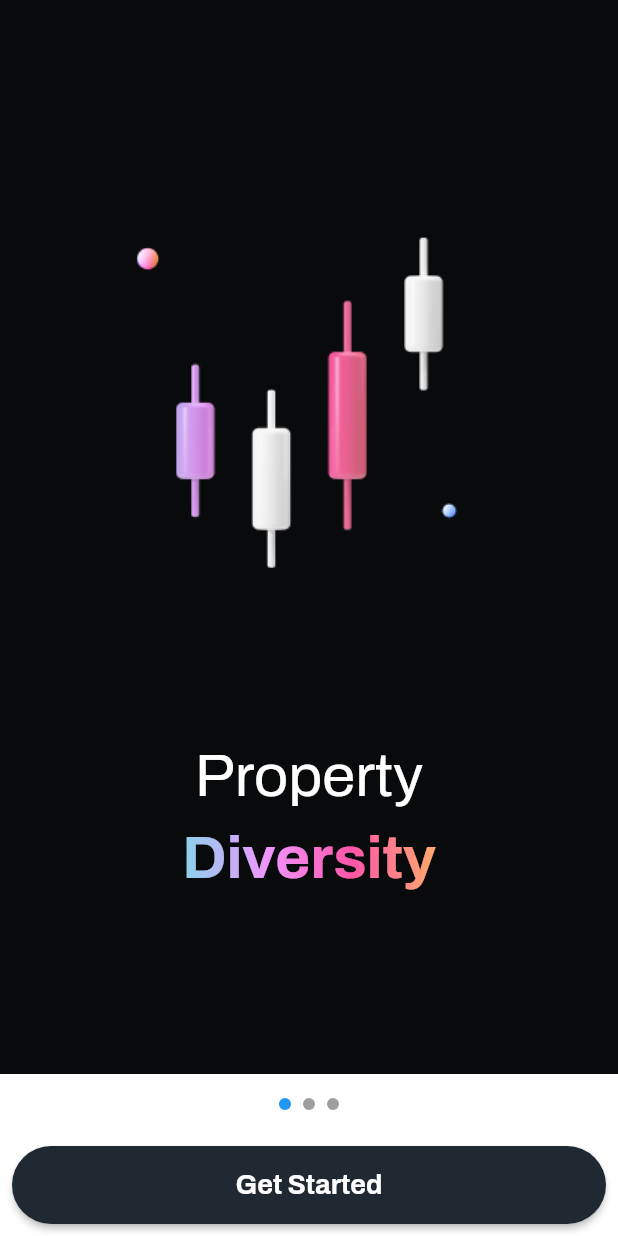
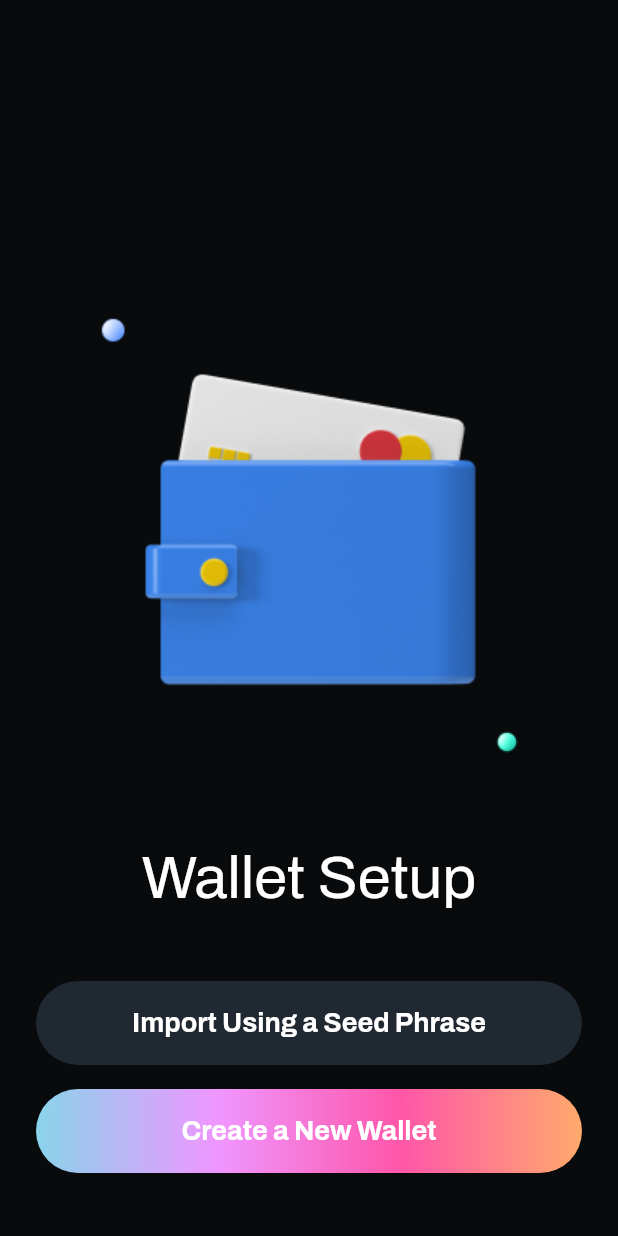
Before and after one commit to AkulGaind/DCY-Wallet, a Flutter app: the screen it shows after launch, after a tap on "Get Started", on a phone screen of 412 x 824 dp. Run offline on Flutter 3.47's test engine with Material 2 defaults, Android fonts, the phone set to English and light mode, and no system bars.

Commit message:
Completed wallet setup screen

```diff
--- /dev/null
+++ b/lib/screens/slider screen/slider_screen.dart
@@ -0,0 +1,105 @@
+import 'package:dcy_wallet/screens/slider%20screen/widgets/walletthrough.dart';
+import 'package:dcy_wallet/screens/wallet%20setup/wallet_setup.dart';
+import 'package:flutter/material.dart';
+
+class SliderScreen extends StatefulWidget {
+  const SliderScreen({super.key});
+
+  @override
+  State<SliderScreen> createState() => _SliderScreenState();
+}
+
+class _SliderScreenState extends State<SliderScreen> {
+  final PageController controller = PageController();
+  int _activestate = 0;
+  @override
+  Widget build(BuildContext context) {
+    return Column(
+      children: [
+        Expanded(
+          child: PageView(
+            controller: controller,
+            onPageChanged: (int page) {
+              setState(
+                () {
+                  _activestate = page;
+                },
+              );
+            },
+            children: const [
+              WalletThrough(
+                image: 'images/wt1.png',
+                subtitle: 'Property',
+                gradientText: 'Diversity',
+              ),
+              WalletThrough(
+                image: 'images/wt2.png',
+                subtitle: 'Safe',
+                gradientText: 'Security',
+              ),
+              WalletThrough(
+                image: 'images/wt3.png',
+                subtitle: 'Convenient',
+                gradientText: 'Transaction',
+              ),
+            ],
+          ),
+        ),
+        Container(
+          padding: const EdgeInsets.all(16),
+          child: Row(
+            mainAxisAlignment: MainAxisAlignment.center,
+            children: [
+              buildDotIndicator(0),
+              buildDotIndicator(1),
+              buildDotIndicator(2)
+            ],
+          ),
+        ),
+        // if(_activestate == 2)
+        Padding(
+          padding: const EdgeInsets.only(
+            bottom: 42,
+            top: 8,
+            left: 24,
+            right: 24,
+          ),
+          child: ElevatedButton(
+            style: const ButtonStyle(
+              backgroundColor: MaterialStatePropertyAll(Color(0xFF202832)),
+            ),
+            child: const Center(
+              child: Text(
+                'Get Started',
+              ),
+            ),
+            onPressed: () {
+              Navigator.pushReplacement(
+                context,
+                MaterialPageRoute(
+                  builder: (BuildContext context) {
+                    return const WalletSetup();
+                  },
+                ),
+              );
+            },
+          ),
+        )
+      ],
+    );
+  }
+
+  Widget buildDotIndicator(int index) {
+    return Container(
+      margin: const EdgeInsets.symmetric(horizontal: 4),
+      width: 8,
+      height: 8,
+      decoration: BoxDecoration(
+        shape: BoxShape.circle,
+        color: index == _activestate
+            ? const Color(0xFF3D8DFF)
+            : const Color(0xFF384657),
+      ),
+    );
+  }
+}
--- /dev/null
+++ b/lib/screens/slider screen/widgets/walletthrough.dart
@@ -0,0 +1,76 @@
+import 'package:flutter/material.dart';
+
+import '../../../theme/gradient.dart';
+
+class WalletThrough extends StatelessWidget {
+  final String image;
+  final String gradientText;
+  final String subtitle;
+  const WalletThrough(
+      {super.key,
+      required this.image,
+      required this.gradientText,
+      required this.subtitle});
+
+  @override
+  Widget build(BuildContext context) {
+    return Scaffold(
+      body: Center(
+        child: Column(
+          mainAxisAlignment: MainAxisAlignment.center,
+          children: [
+            const SizedBox(
+              height: 150,
+            ),
+            Expanded(
+              flex: 5,
+              child: Align(
+                alignment: Alignment.center,
+                child: Image.asset(
+                  image,
+                  height: 295,
+                  width: 295,
+                ),
+              ),
+            ),
+            Expanded(
+              flex: 2,
+              // padding: const EdgeInsets.only(top: 36),
+              child: Column(
+                children: [
+                  if (subtitle != "Convenient")
+                    Text(
+                      subtitle,
+                      style: Theme.of(context)
+                          .textTheme
+                          .displayLarge!
+                          .copyWith(height: 2),
+                    ),
+                  ShaderMask(
+                    shaderCallback: (Rect bounds) =>
+                        Gradients.customShader(bounds, Gradients.gradient2),
+                    child: Text(
+                        subtitle == "Convenient" ? "Convenient" : gradientText,
+                        style: Theme.of(context)
+                            .textTheme
+                            .headlineMedium!
+                            .copyWith(
+                                height: subtitle == "Convenient" ? 2 : 1.25)),
+                  ),
+                  if (subtitle == "Convenient")
+                    Text(
+                      gradientText,
+                      style: Theme.of(context)
+                          .textTheme
+                          .displayLarge!
+                          .copyWith(height: 1.25),
+                    ),
+                ],
+              ),
+            )
+          ],
+        ),
+      ),
+    );
+  }
+}
--- a/lib/screens/slider_screen/slider_screen.dart
+++ /dev/null
@@ -1,90 +0,0 @@
-import 'package:dcy_wallet/screens/slider_screen/widgets/walletthrough.dart';
-import 'package:flutter/material.dart';
-
-class SliderScreen extends StatefulWidget {
-  const SliderScreen({super.key});
-
-  @override
-  State<SliderScreen> createState() => _SliderScreenState();
-}
-
-class _SliderScreenState extends State<SliderScreen> {
-  final PageController controller = PageController();
-  int _activestate = 0;
-  @override
-  Widget build(BuildContext context) {
-    return Column(
-      children: [
-      Expanded(
-        child: PageView(
-          controller: controller,
-          onPageChanged: (int page) {
-            setState(() {
-              _activestate = page;
-            });
-          },
-          children: const [
-            WalletThrough(
-              image: 'images/wt1.png',
-              subtitle: 'Property',
-              gradientText: 'Diversity',
-            ),
-            WalletThrough(
-              image: 'images/wt2.png',
-              subtitle: 'Safe',
-              gradientText: 'Security',
-            ),
-            WalletThrough(
-              image: 'images/wt3.png',
-              subtitle: 'Convenient',
-              gradientText: 'Transaction',
-            ),
-          ],
-        ),
-      ),
-      Container(
-        padding: const EdgeInsets.all(16),
-        child: Row(
-          mainAxisAlignment: MainAxisAlignment.center,
-          children: [
-            buildDotIndicator(0),
-            buildDotIndicator(1),
-            buildDotIndicator(2)
-          ],
-        ),
-      ),
-      // if(_activestate == 2)
-      Padding(
-        padding: const EdgeInsets.all(8),
-        child: ElevatedButton(
-            onPressed: () {},
-            style: ButtonStyle(
-              shape: MaterialStatePropertyAll(RoundedRectangleBorder(
-                  borderRadius: BorderRadius.circular(80))),
-              backgroundColor:
-                  const MaterialStatePropertyAll(Color(0xFF202832)),
-              padding: const MaterialStatePropertyAll(
-                EdgeInsets.symmetric(vertical: 16, horizontal: 12),
-              ),
-            ),
-            child: Center(
-                child: Text(
-              'Get Started',
-              style: Theme.of(context).textTheme.labelLarge,
-            ))),
-      )
-    ]);
-  }
-
-  Widget buildDotIndicator(int index) {
-    return Container(
-      margin: const EdgeInsets.symmetric(horizontal: 4),
-      width: 8,
-      height: 8,
-      decoration: BoxDecoration(
-        shape: BoxShape.circle,
-        color: index == _activestate ? Colors.blue : Colors.grey,
-      ),
-    );
-  }
-}
--- a/lib/screens/slider_screen/widgets/walletthrough.dart
+++ /dev/null
@@ -1,54 +0,0 @@
-import 'package:flutter/material.dart';
-
-import '../../../theme/gradient.dart';
-
-class WalletThrough extends StatelessWidget {
-  final String image;
-  final String gradientText;
-  final String subtitle;
-  const WalletThrough(
-      {super.key,
-      required this.image,
-      required this.gradientText,
-      required this.subtitle});
-
-  @override
-  Widget build(BuildContext context) {
-    return Scaffold(
-      body: Center(
-        child: Column(
-          mainAxisAlignment: MainAxisAlignment.center,
-          children: [
-            Image.asset(
-              image,
-              height: 295,
-              width: 295,
-            ),
-            const SizedBox(height: 50),
-            if(subtitle != "Convenient")
-            Text(subtitle,
-                style: Theme.of(context)
-                    .textTheme
-                    .displayLarge!
-                    .copyWith(height: 2)),
-            ShaderMask(
-              shaderCallback: (Rect bounds) =>
-                  Gradients.customShader(bounds, Gradients.gradient2),
-              child: Text(subtitle == "Convenient" ? "Convenient" : gradientText,
-                  style: Theme.of(context)
-                      .textTheme
-                      .headlineMedium!
-                      .copyWith(height: subtitle == "Convenient" ? 2 : 1.25)),
-            ),
-            if(subtitle == "Convenient")
-            Text("Transaction",
-                style: Theme.of(context)
-                    .textTheme
-                    .displayLarge!
-                    .copyWith(height: 1.25))
-          ],
-        ),
-      ),
-    );
-  }
-}
--- a/lib/screens/splash_screen.dart
+++ b/lib/screens/splash_screen.dart
@@ -1,6 +1,6 @@
 import 'dart:async';
 
-import 'package:dcy_wallet/screens/slider_screen/slider_screen.dart';
+import 'package:dcy_wallet/screens/slider%20screen/slider_screen.dart';
 import 'package:flutter/material.dart';
 
 import '../theme/gradient.dart';
--- /dev/null
+++ b/lib/screens/wallet setup/wallet_setup.dart
@@ -0,0 +1,78 @@
+import 'package:dcy_wallet/theme/gradient.dart';
+import 'package:flutter/material.dart';
+
+class WalletSetup extends StatelessWidget {
+  const WalletSetup({super.key});
+
+  @override
+  Widget build(BuildContext context) {
+    return Scaffold(
+      body: Center(
+        child: Column(
+          mainAxisAlignment: MainAxisAlignment.center,
+          children: [
+            const SizedBox(
+              height: 150,
+            ),
+            Expanded(
+              flex: 5,
+              child: Align(
+                alignment: Alignment.center,
+                child: Image.asset(
+                  'images/ws.png',
+                  width: 295,
+                  height: 295,
+                ),
+              ),
+            ),
+            Expanded(
+              flex: 1,
+              child: Text('Wallet Setup',
+                  style: Theme.of(context).textTheme.displayLarge),
+            ),
+            Padding(
+              padding: const EdgeInsets.only(
+                bottom: 42,
+                top: 8,
+                left: 24,
+                right: 24,
+              ),
+              child: Column(
+                children: [
+                  Container(
+                    padding: const EdgeInsets.only(bottom: 16),
+                    child: ElevatedButton(
+                      style: const ButtonStyle(
+                        backgroundColor:
+                            MaterialStatePropertyAll(Color(0xFF202832)),
+                        fixedSize: MaterialStatePropertyAll(Size(500, 56)),
+                      ),
+                      child: const Center(
+                        child: Text(
+                          'Import Using a Seed Phrase',
+                        ),
+                      ),
+                      onPressed: () {},
+                    ),
+                  ),
+                  Container(
+                    width: 500,
+                    height: 56,
+                    decoration: BoxDecoration(
+                      gradient: Gradients.gradient2,
+                      borderRadius: BorderRadius.circular(80),
+                    ),
+                    child: ElevatedButton(
+                      onPressed: () {},
+                      child: const Text('Create a New Wallet'),
+                    ),
+                  ),
+                ],
+              ),
+            ),
+          ],
+        ),
+      ),
+    );
+  }
+}
--- /dev/null
+++ b/lib/theme/button.dart
@@ -0,0 +1,21 @@
+import 'package:dcy_wallet/theme/typography.dart';
+import 'package:flutter/material.dart';
+
+var buttonTheme = ElevatedButtonThemeData(
+  style: ButtonStyle(
+    padding: const MaterialStatePropertyAll<EdgeInsetsGeometry>(
+        EdgeInsets.symmetric(vertical: 16, horizontal: 12)),
+    elevation: MaterialStateProperty.all<double>(0),
+    foregroundColor: const MaterialStatePropertyAll<Color>(Colors.white),
+    backgroundColor: const MaterialStatePropertyAll<Color>(Colors.transparent),
+    shape: MaterialStatePropertyAll<RoundedRectangleBorder>(
+      RoundedRectangleBorder(
+        borderRadius: BorderRadius.circular(80),
+      ),
+    ),
+    textStyle: MaterialStatePropertyAll(textTheme.labelLarge),
+    fixedSize: const MaterialStatePropertyAll<Size>(
+      Size(500, 48),
+    ),
+  ),
+);
--- a/lib/theme/theme.dart
+++ b/lib/theme/theme.dart
@@ -1,7 +1,9 @@
+import 'package:dcy_wallet/theme/button.dart';
 import 'package:dcy_wallet/theme/typography.dart';
 import 'package:flutter/material.dart';
 
 final ThemeData theme = ThemeData(
   scaffoldBackgroundColor: const Color(0xFF080A0C),
-  textTheme: textTheme
+  textTheme: textTheme,
+  elevatedButtonTheme: buttonTheme
 );
```
Also changed, not shown: lib/screens/widgets/gradient_button.dart (added, +30 -0 lines), images/ws.png (added), images/wt3.png, images/wt4.png (deleted).
